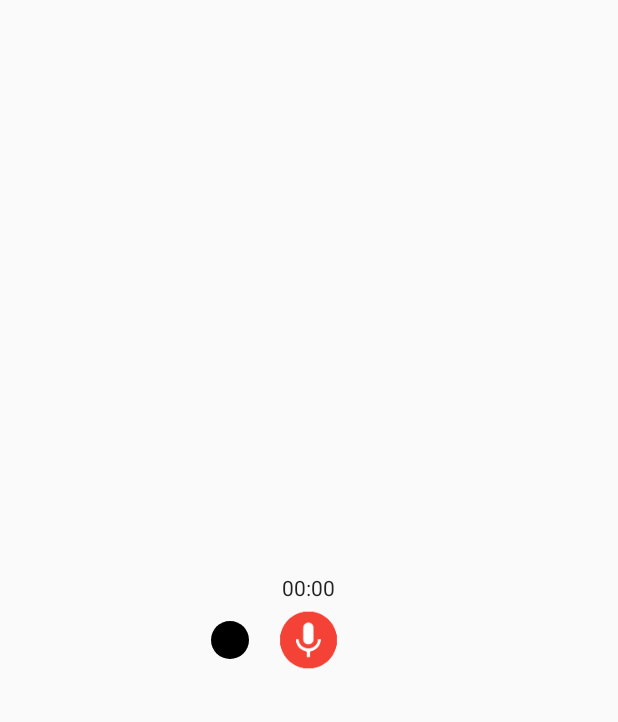
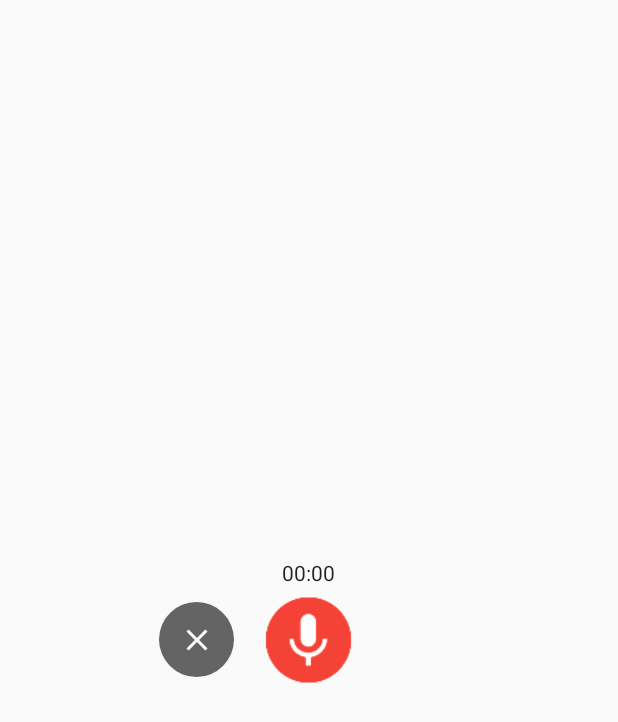
Before and after one commit to safetysystemtechnology/audio-recorder-button, an Android app: the layout test.xml on its own in the app's theme, with its tools: preview values and no code run, on a phone screen of 412 x 824 dp. Shown: the top 722 px of the screen. Run offline under Robolectric (Android 15) with nearby library versions, the phone set to English and light mode, and no system bars.

```diff
--- a/app/src/main/res/layout/test.xml
+++ b/app/src/main/res/layout/test.xml
@@ -5,8 +5,8 @@
 
     <RelativeLayout
         android:layout_centerInParent="true"
-        android:layout_width="130dp"
-        android:layout_height="70dp">
+        android:layout_width="200dp"
+        android:layout_height="90dp">
 
         <RelativeLayout
             android:id="@+id/pai_cron"
@@ -22,25 +22,35 @@
         </RelativeLayout>
 
         <RelativeLayout
+            android:layout_centerInParent="true"
             android:layout_below="@+id/pai_cron"
             android:layout_width="match_parent"
             android:layout_height="match_parent">
 
             <ImageView
                 android:id="@+id/image_view"
-                android:layout_centerVertical="true"
-                android:layout_width="match_parent"
-                android:layout_height="match_parent"
+                android:layout_centerInParent="true"
+                android:layout_width="90dp"
+                android:layout_height="90dp"
                 android:src="@drawable/ic_fileviewer" />
 
             <ImageButton
                 android:id="@+id/image_remove"
                 android:layout_marginRight="4dp"
                 android:background="@drawable/shape_circle"
+                android:src="@drawable/ic_close_black"
+                android:tint="#fff"
                 android:layout_centerVertical="true"
-                android:layout_width="25dp"
-                android:layout_height="25dp" />
+                android:layout_width="50dp"
+                android:layout_height="50dp" />
+
         </RelativeLayout>
+
+
+
     </RelativeLayout>
 
+
+
+
 </RelativeLayout>
--- a/audio-recorder/src/main/java/br/com/safety/audio_recorder/AudioListener.java
+++ b/audio-recorder/src/main/java/br/com/safety/audio_recorder/AudioListener.java
@@ -7,5 +7,7 @@ public interface AudioListener {
 
     void onStop(RecordingItem recordingItem);
 
+    void onCancel();
+
     void onError(Exception e);
 }
--- a/audio-recorder/src/main/res/drawable/shape_circle.xml
+++ b/audio-recorder/src/main/res/drawable/shape_circle.xml
@@ -1,5 +1,7 @@
 <?xml version="1.0" encoding="utf-8"?>
 <shape android:shape="oval" xmlns:android="http://schemas.android.com/apk/res/android">
+
     <corners android:radius="0dp" />
-    <solid android:color="#000" />
+    <solid android:color="#99000000" />
+
 </shape>
--- /dev/null
+++ b/audio-recorder/src/main/res/values/colors.xml
@@ -0,0 +1,4 @@
+<?xml version="1.0" encoding="utf-8"?>
+<resources>
+   <color name="transparent">#fff</color>
+</resources>
```
Also changed, not shown: app/src/main/java/br/com/safety/audio_recorder_button/MainActivity.java (+25 -0 lines), audio-recorder/src/main/java/br/com/safety/audio_recorder/AudioRecordButton.java (+65 -43 lines), audio-recorder/src/main/java/br/com/safety/audio_recorder/AudioRecording.java (+9 -33 lines), audio-recorder/src/main/res/drawable/ic_close.xml (added, +9 -0 lines).
